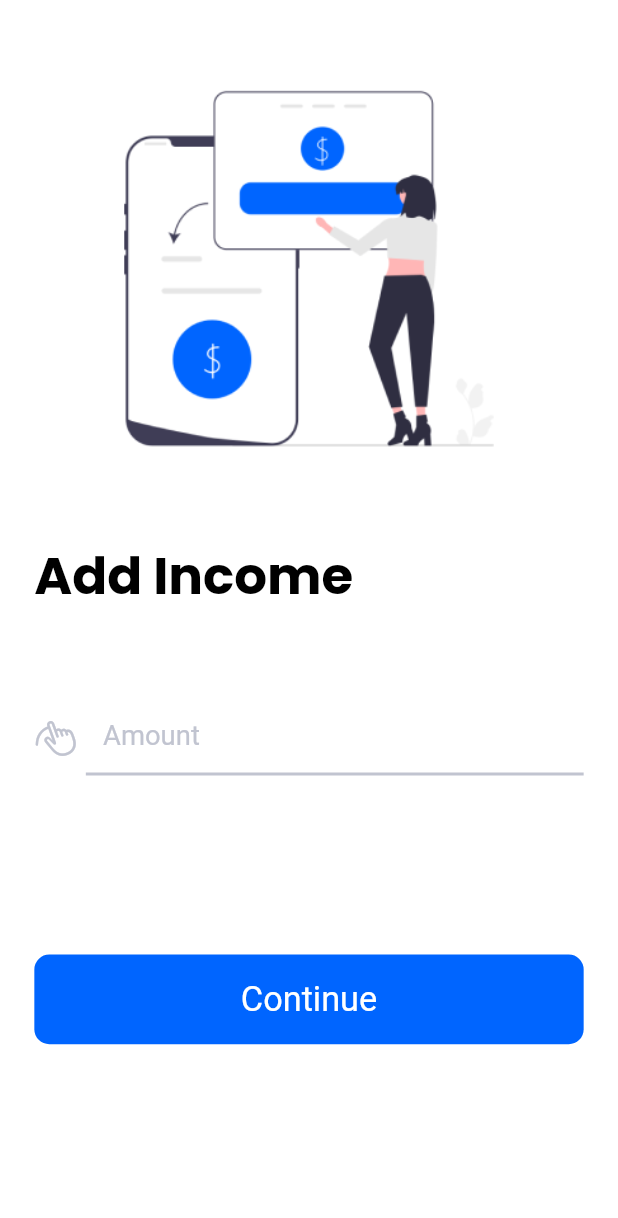
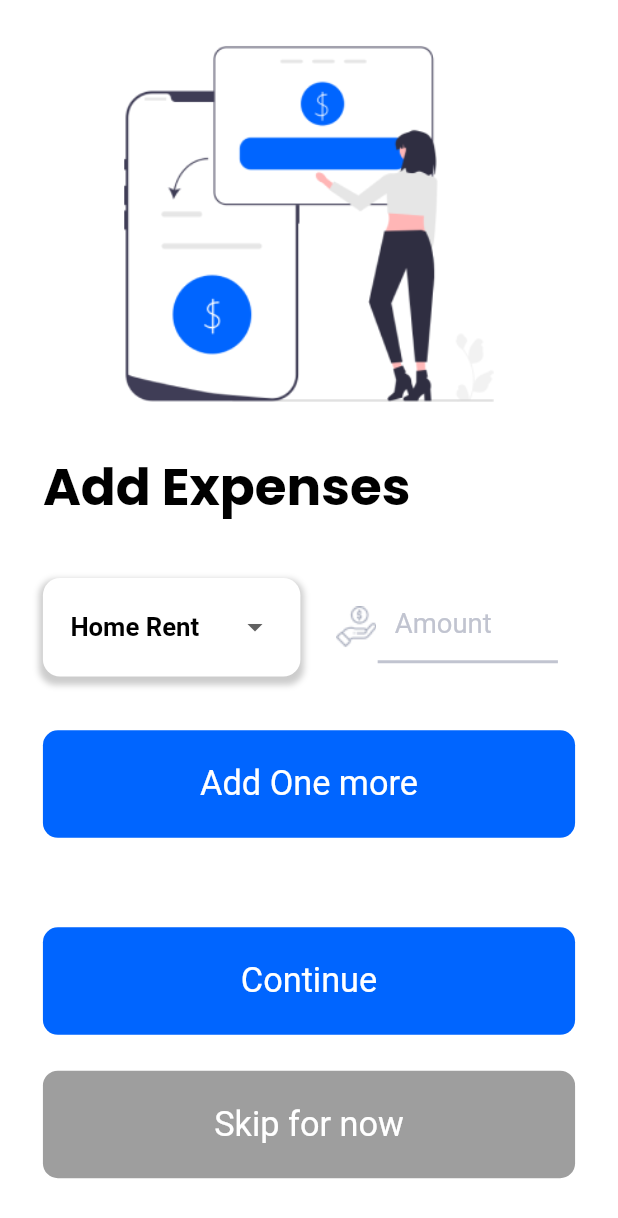
Before and after one commit to Maverick-Softwares/artisan, a Flutter app: the AddIncomePage screen opened directly, after a tap on "Continue", on a phone screen of 412 x 824 dp. Shown: the top 1218 px of the screen. Run offline on Flutter 3.47's test engine with Material 2 defaults, Android fonts, the phone set to English and light mode, and no system bars; drawn by our look-alikes of dropdown_button2; our stand-ins replace flutter_screenutil, font_awesome_flutter, get, google_fonts, otp_text_field.

Commit message:
add expenses

```diff
--- /dev/null
+++ b/lib/pages/add_expenses.dart
@@ -0,0 +1,254 @@
+// ignore_for_file: prefer_const_constructors, prefer_const_literals_to_create_immutables
+
+import 'package:flutter/material.dart';
+import 'package:flutter_screenutil/flutter_screenutil.dart';
+import 'package:dropdown_button2/dropdown_button2.dart';
+import '../utils/app_colors.dart';
+import '../utils/app_string.dart';
+import '../utils/theme.dart';
+import '../widgets/custom_text.dart';
+import '../widgets/custom_text_field.dart';
+
+class AddExpenses extends StatefulWidget {
+  const AddExpenses({super.key});
+
+  @override
+  State<AddExpenses> createState() => _AddExpensesState();
+}
+
+class _AddExpensesState extends State<AddExpenses> {
+  final List<String> items = [
+    'Home Rent1',
+    'Home Rent2',
+    'Home Rent3',
+  ];
+
+  String? selectedValue;
+  final TextEditingController textEditingController = TextEditingController();
+  TextEditingController _amountController = TextEditingController();
+
+  @override
+  Widget build(BuildContext context) {
+    return Scaffold(
+      body: SafeArea(
+        child: SingleChildScrollView(
+          child: Container(
+            padding: EdgeInsets.symmetric(horizontal: 25.w),
+            child: Column(
+              crossAxisAlignment: CrossAxisAlignment.start,
+              children: [
+                Center(
+                  child: Image.asset(
+                    "assets/images/incomes.png",
+                    height: 250.h,
+                  ),
+                ),
+                Text(
+                  AppString.expenses_title,
+                  style: loginStyle,
+                ),
+                SizedBox(
+                  height: 30.h,
+                ),
+                Row(
+                  children: [
+                    Container(
+                      height: 55.h,
+                      width: 150.w,
+                      decoration: BoxDecoration(
+                        borderRadius: BorderRadius.circular(10.sp),
+                        color: Colors.white,
+                        boxShadow: [
+                          BoxShadow(
+                            color: Colors.black.withOpacity(0.2),
+                            spreadRadius: 2,
+                            blurRadius: 3,
+                            offset: Offset(0,
+                                3), // Offset for the shadow (horizontal, vertical)
+                          ),
+                        ],
+                      ),
+                      child: DropdownButtonHideUnderline(
+                        child: DropdownButton2<String>(
+                          isExpanded: true,
+                          hint: Text(
+                            'Home Rent',
+                            style: TextStyle(
+                                fontSize: 15.sp,
+                                color: Colors.black,
+                                fontWeight: FontWeight.bold),
+                          ),
+                          items: items
+                              .map((item) => DropdownMenuItem(
+                                    value: item,
+                                    child: Text(
+                                      item,
+                                      style: TextStyle(
+                                          fontSize: 15.sp,
+                                          color: Colors.black,
+                                          fontWeight: FontWeight.bold),
+                                    ),
+                                  ))
+                              .toList(),
+                          value: selectedValue,
+                          onChanged: (value) {
+                            setState(() {
+                              selectedValue = value;
+                            });
+                          },
+                          buttonStyleData: ButtonStyleData(
+                            padding: EdgeInsets.symmetric(horizontal: 16.w),
+                            height: 40.h,
+                            width: 200.w,
+                          ),
+                          dropdownStyleData: DropdownStyleData(
+                            maxHeight: 200.h,
+                          ),
+                          menuItemStyleData: MenuItemStyleData(
+                            height: 40.h,
+                          ),
+                          dropdownSearchData: DropdownSearchData(
+                            searchController: textEditingController,
+                            searchInnerWidgetHeight: 50,
+                            searchInnerWidget: Container(
+                              height: 50,
+                              padding: const EdgeInsets.only(
+                                top: 8,
+                                bottom: 4,
+                                right: 8,
+                                left: 8,
+                              ),
+                              child: TextFormField(
+                                expands: true,
+                                maxLines: null,
+                                controller: textEditingController,
+                                decoration: InputDecoration(
+                                  isDense: true,
+                                  contentPadding: const EdgeInsets.symmetric(
+                                    horizontal: 10,
+                                    vertical: 8,
+                                  ),
+                                  hintText: 'Search for an item...',
+                                  hintStyle: TextStyle(
+                                      fontSize: 12.sp,
+                                      color: Colors.black,
+                                      fontWeight: FontWeight.bold),
+                                  border: OutlineInputBorder(
+                                    borderRadius: BorderRadius.circular(8),
+                                  ),
+                                ),
+                              ),
+                            ),
+                            searchMatchFn: (item, searchValue) {
+                              return item.value
+                                  .toString()
+                                  .contains(searchValue);
+                            },
+                          ),
+                          //This to clear the search value when you close the menu
+                          onMenuStateChange: (isOpen) {
+                            if (!isOpen) {
+                              textEditingController.clear();
+                            }
+                          },
+                        ),
+                      ),
+                    ),
+                    SizedBox(
+                      width: 20.w,
+                    ),
+                    Expanded(
+                      child: Row(
+                        children: [
+                          Image.asset(
+                            "assets/iconImage/hand1.png",
+                            width: 25.w,
+                            height: 25.h,
+                          ),
+                          Expanded(
+                            child: AppTextField(
+                              Controller: _amountController,
+                              hintText: 'Amount',
+                              keyboard_type: TextInputType.number,
+                            ),
+                          ),
+                        ],
+                      ),
+                    ),
+                    SizedBox(
+                      width: 10.w,
+                    ),
+                  ],
+                ),
+                SizedBox(
+                  height: 30.h,
+                ),
+                GestureDetector(
+                  // onTap: _signUp,
+                  child: Container(
+                    height: 60.h,
+                    decoration: BoxDecoration(
+                      borderRadius: BorderRadius.circular(10),
+                      color: AppColors.buttomColor,
+                    ),
+                    child: Center(
+                      child: CustomText(
+                        text: 'Add One more',
+                        textColor: Colors.white,
+                        fontSize: 20.sp,
+                        fontWeight: FontWeight.bold,
+                      ),
+                    ),
+                  ),
+                ),
+                SizedBox(
+                  height: 50.h,
+                ),
+                GestureDetector(
+                  // onTap: _signUp,
+                  child: Container(
+                    height: 60.h,
+                    decoration: BoxDecoration(
+                      borderRadius: BorderRadius.circular(10),
+                      color: AppColors.buttomColor,
+                    ),
+                    child: Center(
+                      child: CustomText(
+                        text: 'Continue',
+                        textColor: Colors.white,
+                        fontSize: 20.sp,
+                        fontWeight: FontWeight.bold,
+                      ),
+                    ),
+                  ),
+                ),
+                SizedBox(
+                  height: 20.h,
+                ),
+                GestureDetector(
+                  // onTap: _signUp,
+                  child: Container(
+                    height: 60.h,
+                    decoration: BoxDecoration(
+                      borderRadius: BorderRadius.circular(10),
+                      color: Colors.grey,
+                    ),
+                    child: Center(
+                      child: CustomText(
+                        text: 'Skip for now',
+                        textColor: Colors.white,
+                        fontSize: 20.sp,
+                        fontWeight: FontWeight.bold,
+                      ),
+                    ),
+                  ),
+                ),
+                SizedBox(height: 30.h),
+              ],
+            ),
+          ),
+        ),
+      ),
+    );
+  }
+}
--- a/lib/pages/add_income_page.dart
+++ b/lib/pages/add_income_page.dart
@@ -1,8 +1,8 @@
 // ignore_for_file: implementation_imports, prefer_const_constructors, depend_on_referenced_packages, unused_field, prefer_final_fields
-import 'package:flutter/cupertino.dart';
+import 'package:artisan/pages/add_expenses.dart';
 import 'package:flutter/material.dart';
 import 'package:flutter_screenutil/flutter_screenutil.dart';
-
+import 'package:get/get.dart';
 import '../utils/app_colors.dart';
 import '../utils/app_string.dart';
 import '../utils/theme.dart';
@@ -22,19 +22,17 @@ class _AddIncomePageState extends State<AddIncomePage> {
   @override
   Widget build(BuildContext context) {
     return Scaffold(
-      body: SingleChildScrollView(
+      body: SafeArea(
+        child: SingleChildScrollView(
           child: Container(
-          padding: EdgeInsets.symmetric(horizontal: 20.w),
+            padding: EdgeInsets.symmetric(horizontal: 25.w),
             child: Column(
               crossAxisAlignment: CrossAxisAlignment.start,
               children: [
-              Padding(
-                padding: EdgeInsets.symmetric(horizontal: 5.w),
-                child: Center(
+                Center(
                   child: Image.asset(
                     "assets/images/incomes.png",
-                    height: 300.h,
-                  ),
+                    height: 250.h,
                   ),
                 ),
                 Text(
@@ -46,13 +44,9 @@ class _AddIncomePageState extends State<AddIncomePage> {
                 ),
                 Row(
                   children: [
-                  Icon(
-                    CupertinoIcons.hand_draw,
-                    size: 25.sp,
-                    color: AppColors.iconColor,
-                  ),
+                    Image.asset("assets/iconImage/hand1.png",width: 25.w,height: 25.h,),
                     SizedBox(
-                    width: 5.w,
+                      width: 10.w,
                     ),
                     Expanded(
                       child: AppTextField(
@@ -68,7 +62,7 @@ class _AddIncomePageState extends State<AddIncomePage> {
                 ),
                 GestureDetector(
                   onTap: (){
-                  // Get.to(()=>AddIncomePage());
+                    Get.to(()=>AddExpenses());
                   },
                   child: Container(
                     height: 50.h,
@@ -90,6 +84,7 @@ class _AddIncomePageState extends State<AddIncomePage> {
             ),
           ),
         ),
+      ),
     );
   }
 }
--- a/lib/pages/login_page.dart
+++ b/lib/pages/login_page.dart
@@ -74,16 +74,17 @@ class _LoginPageState extends State<LoginPage> {
   @override
   Widget build(BuildContext context) {
     return Scaffold(
-      body: SingleChildScrollView(
+      body: SafeArea(
+        child: SingleChildScrollView(
           child: Container(
-          padding: EdgeInsets.symmetric(horizontal: 20.w),
+            padding: EdgeInsets.symmetric(horizontal: 25.w),
             child: Column(
               crossAxisAlignment: CrossAxisAlignment.start,
               children: [
                 Padding(
                   padding: EdgeInsets.symmetric(horizontal: 5.w),
                   child: Center(
-                  child: Image.asset("assets/images/login.png", height: 300.h),
+                    child: Image.asset("assets/images/login.png",height: 250.h,),
                   ),
                 ),
                 Text(
@@ -101,7 +102,7 @@ class _LoginPageState extends State<LoginPage> {
                       color: AppColors.iconColor,
                     ),
                     SizedBox(
-                    width: 5.w,
+                      width: 10.w,
                     ),
                     Expanded(
                       child: AppTextField(
@@ -113,15 +114,11 @@ class _LoginPageState extends State<LoginPage> {
                   ],
                 ),
                 SizedBox(
-                height: 10.h,
+                  height: 15.h,
                 ),
                 Row(
                   children: [
-                  FaIcon(
-                    FontAwesomeIcons.unlockKeyhole,
-                    size: 25.sp,
-                    color: AppColors.iconColor,
-                  ),
+                    Image.asset("assets/iconImage/unlock1.png",width: 25.w,height: 25.h,),
                     SizedBox(
                       width: 10.w,
                     ),
@@ -185,6 +182,7 @@ class _LoginPageState extends State<LoginPage> {
             ),
           ),
         ),
+      ),
     );
   }
 }
--- a/lib/pages/otp_page.dart
+++ b/lib/pages/otp_page.dart
@@ -1,4 +1,4 @@
-// ignore_for_file: prefer_const_literals_to_create_immutables, depend_on_referenced_packages, import_of_legacy_library_into_null_safe, prefer_const_constructors, avoid_unnecessary_containers, sized_box_for_whitespace, prefer_interpolation_to_compose_strings, avoid_print
+// ignore_for_file: prefer_const_literals_to_create_immutables, depend_on_referenced_packages, import_of_legacy_library_into_null_safe, prefer_const_constructors, avoid_unnecessary_containers, sized_box_for_whitespace, prefer_interpolation_to_compose_strings, avoid_print, unnecessary_null_comparison
 import 'package:artisan/pages/add_income_page.dart';
 import 'package:flutter_screenutil/flutter_screenutil.dart';
 import 'package:flutter/material.dart';
@@ -11,7 +11,9 @@ import 'package:otp_text_field/style.dart';
 import 'package:get/get.dart';
 
 class OTPPage extends StatefulWidget {
-  const OTPPage({super.key});
+  final String phone;
+
+  const OTPPage({Key? key, required this.phone}) : super(key: key);
 
   @override
   State<OTPPage> createState() => _OTPPageState();
@@ -23,9 +25,10 @@ class _OTPPageState extends State<OTPPage> {
   @override
   Widget build(BuildContext context) {
     return Scaffold(
-      body: SingleChildScrollView(
+      body: SafeArea(
+        child: SingleChildScrollView(
           child: Container(
-          padding: EdgeInsets.symmetric(horizontal: 20.w),
+            padding: EdgeInsets.symmetric(horizontal: 25.w),
             child: Column(
               crossAxisAlignment: CrossAxisAlignment.start,
               children: [
@@ -33,7 +36,7 @@ class _OTPPageState extends State<OTPPage> {
                   padding: EdgeInsets.symmetric(horizontal: 5.w),
                   child: Center(
                     child: Image.asset("assets/images/Forgot_password.png",
-                      height: 300.h),
+                        height: 250.h),
                   ),
                 ),
                 Text(
@@ -44,7 +47,9 @@ class _OTPPageState extends State<OTPPage> {
                   height: 5.h,
                 ),
                 Text(
-                "An 4 digit code has been sent to +8801757261840",
+                  widget.phone != null
+                      ? "An 4 digit code has been sent to ${widget.phone}"
+                      : "An 4 digit code has been sent.",
                   style: forgotStyle,
                 ),
                 SizedBox(
@@ -62,8 +67,9 @@ class _OTPPageState extends State<OTPPage> {
                         fieldStyle: FieldStyle.underline,
                         otpFieldStyle: OtpFieldStyle(
                           borderColor: Color.fromARGB(255, 193, 196, 208),
-                        focusBorderColor:Color.fromARGB(255, 193, 196, 208) ,
-                        enabledBorderColor: Color.fromARGB(255, 193, 196, 208),
+                          focusBorderColor: Color.fromARGB(255, 193, 196, 208),
+                          enabledBorderColor:
+                              Color.fromARGB(255, 193, 196, 208),
                         ),
                         outlineBorderRadius: 1,
                         style: TextStyle(fontSize: 17),
@@ -79,8 +85,8 @@ class _OTPPageState extends State<OTPPage> {
                   height: 70.h,
                 ),
                 GestureDetector(
-                onTap: (){
-                  Get.to(()=>AddIncomePage());
+                  onTap: () {
+                    Get.to(() => AddIncomePage());
                   },
                   child: Container(
                     height: 50.h,
@@ -102,6 +108,7 @@ class _OTPPageState extends State<OTPPage> {
             ),
           ),
         ),
+      ),
     );
   }
 }
--- a/lib/pages/signup_page.dart
+++ b/lib/pages/signup_page.dart
@@ -39,7 +39,7 @@ class _SignUpPageState extends State<SignUpPage> {
     String confirmPassword = _confirmPasswordController.text;
 
     // !pls delate -------------
-    Get.to(()=>OTPPage());
+    Get.to(()=>OTPPage(phone:phone));
 
     if (name.isEmpty) {
 
@@ -93,16 +93,17 @@ class _SignUpPageState extends State<SignUpPage> {
   @override
   Widget build(BuildContext context) {
     return Scaffold(
-      body: SingleChildScrollView(
+      body: SafeArea(
+        child: SingleChildScrollView(
           child: Container(
-          padding: EdgeInsets.symmetric(horizontal: 20.w),
+            padding: EdgeInsets.symmetric(horizontal: 25.w),
             child: Column(
               crossAxisAlignment: CrossAxisAlignment.start,
               children: [
                 Padding(
                   padding: EdgeInsets.symmetric(horizontal: 5.w),
                   child: Center(
-                  child: Image.asset("assets/images/signup.png", height: 300.h),
+                    child: Image.asset("assets/images/signup.png", height: 250.h),
                   ),
                 ),
                 Text(
@@ -110,17 +111,13 @@ class _SignUpPageState extends State<SignUpPage> {
                   style: loginStyle,
                 ),
                 SizedBox(
-                height: 5.h,
+                  height: 15.h,
                 ),
                 Row(
                   children: [
-                  Icon(
-                    CupertinoIcons.person,
-                    size: 25.sp,
-                    color: AppColors.iconColor,
-                  ),
+                     Image.asset("assets/iconImage/user1.png",width: 25.w,height: 25.h,),
                     SizedBox(
-                    width: 5.w,
+                      width: 10.w,
                     ),
                     Expanded(
                       child: AppTextField(
@@ -132,7 +129,7 @@ class _SignUpPageState extends State<SignUpPage> {
                   ],
                 ),
                 SizedBox(
-                height: 5.h,
+                  height: 10.h,
                 ),
                 Row(
                   children: [
@@ -142,7 +139,7 @@ class _SignUpPageState extends State<SignUpPage> {
                       color: AppColors.iconColor,
                     ),
                     SizedBox(
-                    width: 5.w,
+                      width: 10.w,
                     ),
                     Expanded(
                       child: AppTextField(
@@ -154,15 +151,11 @@ class _SignUpPageState extends State<SignUpPage> {
                   ],
                 ),
                 SizedBox(
-                height: 5.h,
+                  height: 10.h,
                 ),
                 Row(
                   children: [
-                  FaIcon(
-                    FontAwesomeIcons.unlockKeyhole,
-                    size: 25.sp,
-                    color: AppColors.iconColor,
-                  ),
+                   Image.asset("assets/iconImage/unlock1.png",width: 25.w,height: 25.h,),
                     SizedBox(
                       width: 10.w,
                     ),
@@ -175,15 +168,11 @@ class _SignUpPageState extends State<SignUpPage> {
                   ],
                 ),
                 SizedBox(
-                height: 5.h,
+                  height: 10.h,
                 ),
                 Row(
                   children: [
-                  FaIcon(
-                    FontAwesomeIcons.unlockKeyhole,
-                    size: 25.sp,
-                    color: AppColors.iconColor,
-                  ),
+                    Image.asset("assets/iconImage/unlock1.png",width: 25.w,height: 25.h,),
                     SizedBox(
                       width: 10.w,
                     ),
@@ -221,9 +210,10 @@ class _SignUpPageState extends State<SignUpPage> {
                   child: RichTextWidget(text:"Already have an account?  ",subtext:"Log In",page:LoginPage()),
                 ),
                 SizedBox(
-                height: 20.h,
+                  height: 50.h,
                 ),
               ],
+            ),
           ),
         ),
       ),
--- a/lib/utils/app_string.dart
+++ b/lib/utils/app_string.dart
@@ -11,4 +11,5 @@ class AppString{
   static const set_password_subtitle= "Don't reuse passwords across multiple accounts. Keep your password secure and confidential to protect your account.";
   static const otp_title="Enter OTP";
   static const income_title="Add Income";
+  static const expenses_title="Add Expenses";
 }
--- a/lib/widgets/custom_text_field.dart
+++ b/lib/widgets/custom_text_field.dart
@@ -41,7 +41,7 @@ class AppTextField extends StatelessWidget {
           ),
 
           contentPadding: EdgeInsets.only(
-              left: 10.w,bottom: 5.h), // Adjust the left padding as needed
+              left: 10.w,bottom:5.h), // Adjust the left padding as needed
         ),
       ),
     );
--- a/pubspec.yaml
+++ b/pubspec.yaml
@@ -51,6 +51,7 @@ dev_dependencies:
   get: any
   flutter_screenutil: any
   otp_text_field: any
+  dropdown_button2: any
 
 
 # For information on the generic Dart part of this file, see the
@@ -67,6 +68,7 @@ flutter:
   # To add assets to your application, add an assets section, like this:
   assets:
     - assets/images/
+    - assets/iconImage/
 
   # An image asset can refer to one or more resolution-specific "variants", see
   # https://flutter.dev/assets-and-images/#resolution-aware
```
Also changed, not shown: assets/iconImage/hand1.png (added), assets/iconImage/telephone1.png (added), assets/iconImage/unlock1.png (added), assets/iconImage/user1.png (added), assets/images/login.png, pubspec.lock. Lines whose indentation alone changed are shown as unchanged.
